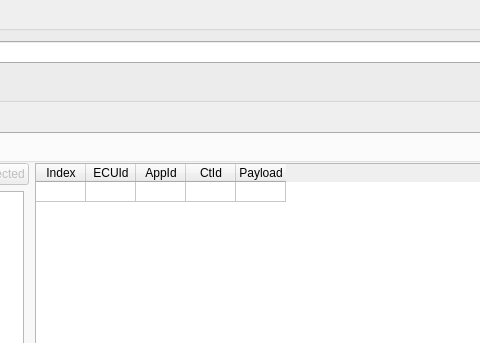
Old version of the form src/searchinfilesdialog.ui in the repository petrucianno/dlt-viewer; both pictures show x 256 to 736 and y 0 to 343 of the 1020 by 520 pixel window.
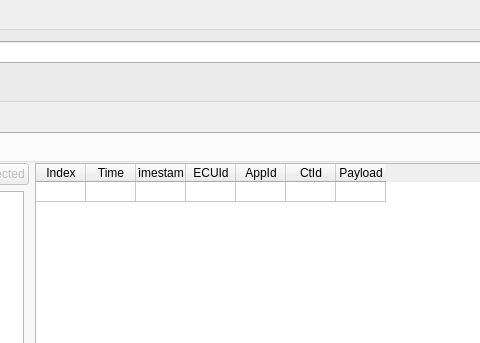
New version of the form. The open tabs and pages were chosen to show the change. Icons and pictures are not drawn.

Commit message: Add more columns to search results table

```diff
--- a/src/searchinfilesdialog.ui
+++ b/src/searchinfilesdialog.ui
@@ -362,6 +362,16 @@
                 <string>Index</string>
                </property>
               </column>
+              <column>
+               <property name="text">
+                <string>Time</string>
+               </property>
+              </column>
+              <column>
+               <property name="text">
+                <string>Timestamp</string>
+               </property>
+              </column>
               <column>
                <property name="text">
                 <string>ECUId</string>
```
The commit also changes 1 other file.
